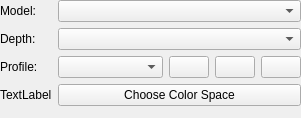
This is krita/ui/forms/wdgcolorspaceselector.ui in KDE/calligra as Qt 5 draws it before an edit. The edited form follows.
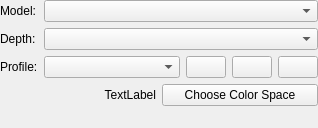
This is the edited form. Custom widgets are drawn as their Qt base class.

Commit message: Make widget outline a little nicer

Patch:
```diff
--- a/krita/ui/forms/wdgcolorspaceselector.ui
+++ b/krita/ui/forms/wdgcolorspaceselector.ui
@@ -6,8 +6,8 @@
    <rect>
     <x>0</x>
     <y>0</y>
-    <width>301</width>
-    <height>118</height>
+    <width>318</width>
+    <height>128</height>
    </rect>
   </property>
   <layout class="QFormLayout" name="formLayout">
@@ -129,22 +129,29 @@
      </item>
     </layout>
    </item>
-   <item row="3" column="0">
+   <item row="3" column="0" colspan="2">
+    <layout class="QHBoxLayout" name="horizontalLayout_2">
+     <item>
     <widget class="QLabel" name="lblColorantInfo">
      <property name="text">
       <string notr="true">TextLabel</string>
      </property>
+       <property name="alignment">
+        <set>Qt::AlignRight|Qt::AlignTrailing|Qt::AlignVCenter</set>
+       </property>
      <property name="wordWrap">
       <bool>true</bool>
      </property>
     </widget>
    </item>
-   <item row="3" column="1">
+     <item>
     <widget class="QPushButton" name="bnAdvanced">
      <property name="text">
       <string>Choose Color Space</string>
      </property>
     </widget>
+     </item>
+    </layout>
    </item>
   </layout>
  </widget>
```
Lines whose indentation alone changed are shown as unchanged. The commit also changes 1 other file.
